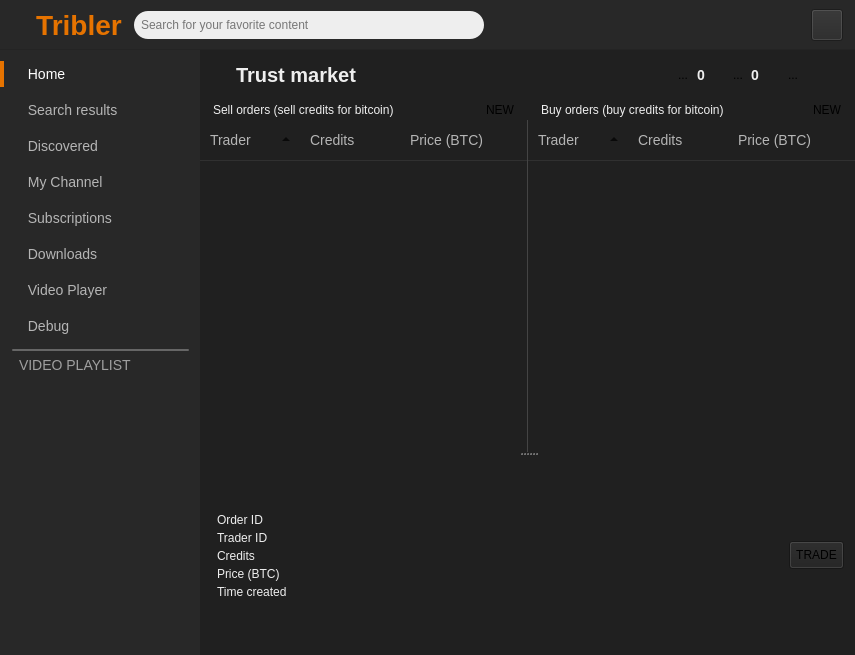
The window that TriblerGUI/qt_resources/mainwindow.ui (vwigmore/tribler) describes before a commit, drawn with Qt 5.
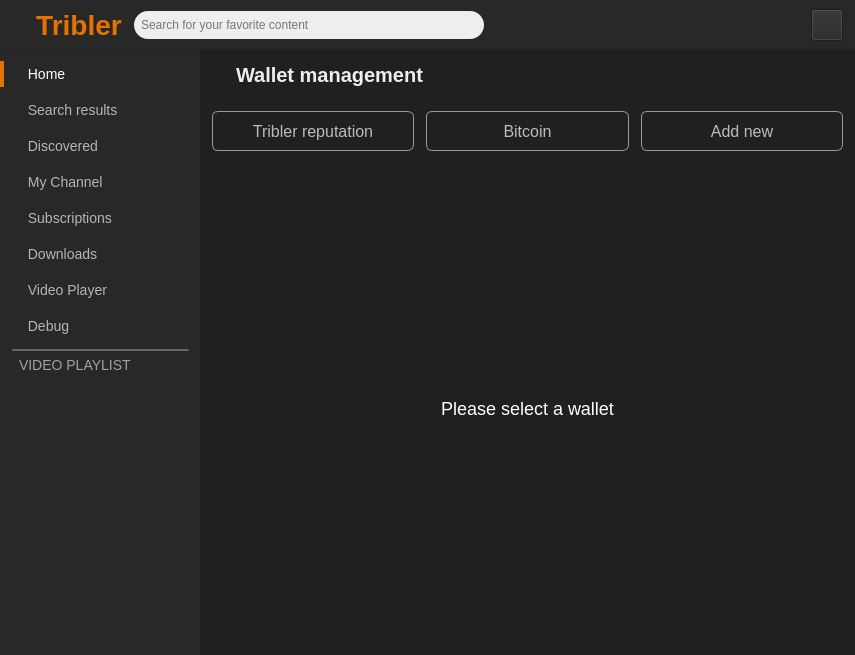
The same window after the commit. The open tabs and pages were chosen to show the change. Icons and pictures are not drawn. Custom widgets are drawn as their Qt base class.

Commit message: Started creating wallet management screen

Diff of the .ui file:
```diff
--- a/TriblerGUI/qt_resources/mainwindow.ui
+++ b/TriblerGUI/qt_resources/mainwindow.ui
@@ -1015,7 +1015,7 @@
       <item>
        <widget class="QStackedWidget" name="stackedWidget">
         <property name="currentIndex">
-         <number>13</number>
+         <number>15</number>
         </property>
         <widget class="HomePage" name="home_page">
          <layout class="QVBoxLayout" name="verticalLayout">
@@ -10191,6 +10191,355 @@
           </item>
          </layout>
         </widget>
+        <widget class="MarketWalletsPage" name="market_wallets_page">
+         <layout class="QVBoxLayout" name="verticalLayout">
+          <property name="spacing">
+           <number>0</number>
+          </property>
+          <property name="leftMargin">
+           <number>0</number>
+          </property>
+          <property name="topMargin">
+           <number>0</number>
+          </property>
+          <property name="rightMargin">
+           <number>0</number>
+          </property>
+          <property name="bottomMargin">
+           <number>0</number>
+          </property>
+          <item>
+           <widget class="QWidget" name="widget_33" native="true">
+            <layout class="QHBoxLayout" name="horizontalLayout_45">
+             <property name="spacing">
+              <number>0</number>
+             </property>
+             <property name="leftMargin">
+              <number>0</number>
+             </property>
+             <property name="topMargin">
+              <number>0</number>
+             </property>
+             <property name="rightMargin">
+              <number>0</number>
+             </property>
+             <property name="bottomMargin">
+              <number>0</number>
+             </property>
+             <item>
+              <spacer name="horizontalSpacer_80">
+               <property name="orientation">
+                <enum>Qt::Horizontal</enum>
+               </property>
+               <property name="sizeType">
+                <enum>QSizePolicy::Minimum</enum>
+               </property>
+               <property name="sizeHint" stdset="0">
+                <size>
+                 <width>10</width>
+                 <height>20</height>
+                </size>
+               </property>
+              </spacer>
+             </item>
+             <item>
+              <widget class="QToolButton" name="wallets_back_button">
+               <property name="minimumSize">
+                <size>
+                 <width>16</width>
+                 <height>18</height>
+                </size>
+               </property>
+               <property name="maximumSize">
+                <size>
+                 <width>16</width>
+                 <height>18</height>
+                </size>
+               </property>
+               <property name="cursor">
+                <cursorShape>PointingHandCursor</cursorShape>
+               </property>
+               <property name="styleSheet">
+                <string notr="true">border: none;</string>
+               </property>
+               <property name="text">
+                <string/>
+               </property>
+              </widget>
+             </item>
+             <item>
+              <spacer name="horizontalSpacer_81">
+               <property name="orientation">
+                <enum>Qt::Horizontal</enum>
+               </property>
+               <property name="sizeType">
+                <enum>QSizePolicy::Fixed</enum>
+               </property>
+               <property name="sizeHint" stdset="0">
+                <size>
+                 <width>10</width>
+                 <height>20</height>
+                </size>
+               </property>
+              </spacer>
+             </item>
+             <item>
+              <widget class="QLabel" name="market_wallets_header_label">
+               <property name="sizePolicy">
+                <sizepolicy hsizetype="Expanding" vsizetype="Fixed">
+                 <horstretch>0</horstretch>
+                 <verstretch>0</verstretch>
+                </sizepolicy>
+               </property>
+               <property name="minimumSize">
+                <size>
+                 <width>0</width>
+                 <height>50</height>
+                </size>
+               </property>
+               <property name="maximumSize">
+                <size>
+                 <width>16777215</width>
+                 <height>50</height>
+                </size>
+               </property>
+               <property name="styleSheet">
+                <string notr="true">color: #eee;
+                                            background-color: transparent;
+                                            font-size: 20px;
+                                            font-weight: bold;</string>
+               </property>
+               <property name="text">
+                <string>Wallet management</string>
+               </property>
+              </widget>
+             </item>
+            </layout>
+           </widget>
+          </item>
+          <item>
+           <widget class="QWidget" name="widget_34" native="true">
+            <property name="styleSheet">
+             <string notr="true">QPushButton {
+background: none;
+border: 1px solid #999;
+border-radius: 6px;
+color: #bbb;
+font-size: 16px;
+}
+
+QPushButton::hover {
+background-color: #333;
+}</string>
+            </property>
+            <layout class="QHBoxLayout" name="horizontalLayout_46">
+             <property name="spacing">
+              <number>12</number>
+             </property>
+             <property name="leftMargin">
+              <number>12</number>
+             </property>
+             <property name="rightMargin">
+              <number>12</number>
+             </property>
+             <item>
+              <widget class="QPushButton" name="pushButton">
+               <property name="sizePolicy">
+                <sizepolicy hsizetype="Expanding" vsizetype="Fixed">
+                 <horstretch>0</horstretch>
+                 <verstretch>0</verstretch>
+                </sizepolicy>
+               </property>
+               <property name="minimumSize">
+                <size>
+                 <width>0</width>
+                 <height>40</height>
+                </size>
+               </property>
+               <property name="maximumSize">
+                <size>
+                 <width>16777215</width>
+                 <height>40</height>
+                </size>
+               </property>
+               <property name="cursor">
+                <cursorShape>PointingHandCursor</cursorShape>
+               </property>
+               <property name="text">
+                <string>Tribler reputation</string>
+               </property>
+               <property name="icon">
+                <iconset>
+                 <normaloff>../images/tribler.png</normaloff>../images/tribler.png</iconset>
+               </property>
+               <property name="iconSize">
+                <size>
+                 <width>20</width>
+                 <height>20</height>
+                </size>
+               </property>
+              </widget>
+             </item>
+             <item>
+              <widget class="QPushButton" name="pushButton_2">
+               <property name="sizePolicy">
+                <sizepolicy hsizetype="Expanding" vsizetype="Fixed">
+                 <horstretch>0</horstretch>
+                 <verstretch>0</verstretch>
+                </sizepolicy>
+               </property>
+               <property name="minimumSize">
+                <size>
+                 <width>0</width>
+                 <height>40</height>
+                </size>
+               </property>
+               <property name="maximumSize">
+                <size>
+                 <width>16777215</width>
+                 <height>40</height>
+                </size>
+               </property>
+               <property name="cursor">
+                <cursorShape>PointingHandCursor</cursorShape>
+               </property>
+               <property name="text">
+                <string>Bitcoin</string>
+               </property>
+               <property name="icon">
+                <iconset>
+                 <normaloff>../images/bitcoin_color.png</normaloff>../images/bitcoin_color.png</iconset>
+               </property>
+               <property name="iconSize">
+                <size>
+                 <width>20</width>
+                 <height>20</height>
+                </size>
+               </property>
+              </widget>
+             </item>
+             <item>
+              <widget class="QPushButton" name="pushButton_3">
+               <property name="enabled">
+                <bool>false</bool>
+               </property>
+               <property name="sizePolicy">
+                <sizepolicy hsizetype="Expanding" vsizetype="Fixed">
+                 <horstretch>0</horstretch>
+                 <verstretch>0</verstretch>
+                </sizepolicy>
+               </property>
+               <property name="minimumSize">
+                <size>
+                 <width>0</width>
+                 <height>40</height>
+                </size>
+               </property>
+               <property name="maximumSize">
+                <size>
+                 <width>16777215</width>
+                 <height>40</height>
+                </size>
+               </property>
+               <property name="cursor">
+                <cursorShape>PointingHandCursor</cursorShape>
+               </property>
+               <property name="text">
+                <string>Add new</string>
+               </property>
+               <property name="icon">
+                <iconset>
+                 <normaloff>../images/add.png</normaloff>../images/add.png</iconset>
+               </property>
+               <property name="iconSize">
+                <size>
+                 <width>20</width>
+                 <height>20</height>
+                </size>
+               </property>
+              </widget>
+             </item>
+            </layout>
+           </widget>
+          </item>
+          <item>
+           <widget class="QStackedWidget" name="wallets_stacked_widget">
+            <widget class="QWidget" name="mc_wallet_overview">
+             <layout class="QVBoxLayout" name="verticalLayout">
+              <property name="spacing">
+               <number>0</number>
+              </property>
+              <property name="leftMargin">
+               <number>0</number>
+              </property>
+              <property name="topMargin">
+               <number>0</number>
+              </property>
+              <property name="rightMargin">
+               <number>0</number>
+              </property>
+              <property name="bottomMargin">
+               <number>0</number>
+              </property>
+              <item>
+               <widget class="QWidget" name="mc_wallet_overview_container" native="true">
+                <layout class="QFormLayout" name="formLayout_8">
+                 <item row="0" column="0">
+                  <widget class="QLabel" name="label_57">
+                   <property name="text">
+                    <string>TextLabel</string>
+                   </property>
+                  </widget>
+                 </item>
+                </layout>
+               </widget>
+              </item>
+             </layout>
+            </widget>
+            <widget class="QWidget" name="btc_wallet_overview"/>
+            <widget class="QWidget" name="no_wallet_selected_overview">
+             <layout class="QVBoxLayout" name="verticalLayout">
+              <property name="spacing">
+               <number>0</number>
+              </property>
+              <property name="leftMargin">
+               <number>0</number>
+              </property>
+              <property name="topMargin">
+               <number>0</number>
+              </property>
+              <property name="rightMargin">
+               <number>0</number>
+              </property>
+              <property name="bottomMargin">
+               <number>0</number>
+              </property>
+              <item>
+               <widget class="QWidget" name="no_wallet_selected_overview_container" native="true">
+                <layout class="QGridLayout" name="gridLayout_5">
+                 <item row="0" column="0">
+                  <widget class="QLabel" name="label_47">
+                   <property name="styleSheet">
+                    <string notr="true">color: white;
+font-size: 18px;</string>
+                   </property>
+                   <property name="text">
+                    <string>Please select a wallet</string>
+                   </property>
+                   <property name="alignment">
+                    <set>Qt::AlignCenter</set>
+                   </property>
+                  </widget>
+                 </item>
+                </layout>
+               </widget>
+              </item>
+             </layout>
+            </widget>
+           </widget>
+          </item>
+         </layout>
+        </widget>
        </widget>
       </item>
      </layout>
@@ -10373,6 +10722,12 @@
    <header>TriblerGUI.widgets.markettransactionspage.h</header>
    <container>1</container>
   </customwidget>
+  <customwidget>
+   <class>MarketWalletsPage</class>
+   <extends>QWidget</extends>
+   <header>TriblerGUI.widgets.marketwalletspage.h</header>
+   <container>1</container>
+  </customwidget>
  </customwidgets>
  <resources/>
  <connections>
```
Left out of the diff: 22 changed lines with no effect on the pictures. The commit also changes 4 other files.
